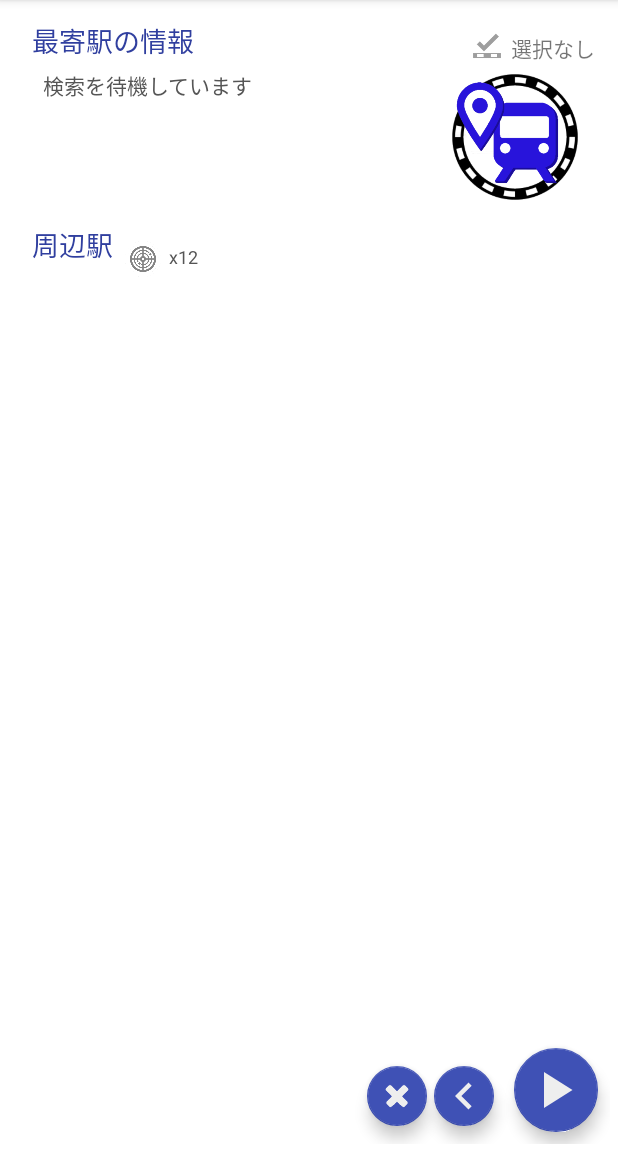
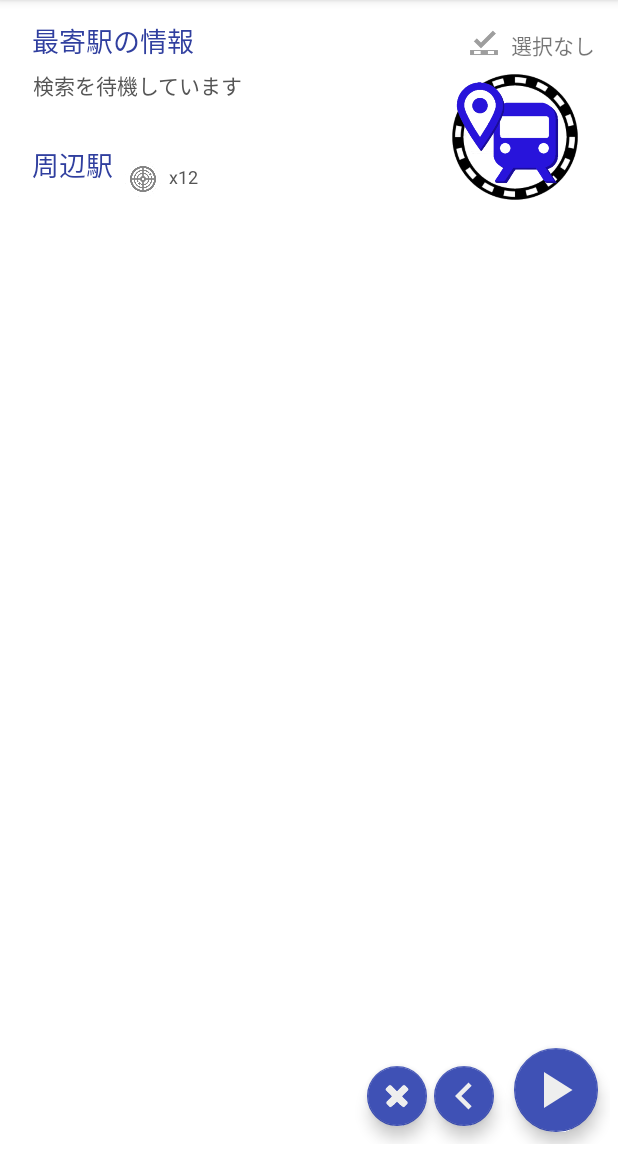
Before and after one commit to Seo-4d696b75/checkhelper, an Android app: the screen it shows after launch (MainActivity), on a phone screen of 412 x 824 dp, the part 84-1236 px from its top. Run offline under Robolectric (Android 15) with nearby library versions, the phone set to English and light mode, and no system bars; our stand-ins replace Dagger/Hilt's generated code, Room's generated code, data binding; libraries missing offline, so code that uses them is left out: com.jakewharton.retrofit2, jp.seo.android; plain views replace ExpandableTextView, HorizontalListView; 19 statements that could not run were skipped.

Commit message:
修正：Top Layout

```diff
--- a/app/src/main/res/layout/fragment_top.xml
+++ b/app/src/main/res/layout/fragment_top.xml
@@ -1,7 +1,8 @@
 <?xml version="1.0" encoding="utf-8"?>
 <layout xmlns:android="http://schemas.android.com/apk/res/android"
     xmlns:app="http://schemas.android.com/apk/res-auto"
-    xmlns:custom="http://schemas.android.com/apk/res-auto">
+    xmlns:custom="http://schemas.android.com/apk/res-auto"
+    xmlns:tools="http://schemas.android.com/tools">
 
     <data>
 
@@ -14,60 +15,47 @@
             type="jp.seo.station.ekisagasu.ui.top.TopViewModel" />
     </data>
 
-    <RelativeLayout
-        android:layout_width="match_parent"
-        android:layout_height="match_parent">
-
-        <LinearLayout
+    <androidx.constraintlayout.widget.ConstraintLayout
         android:layout_width="match_parent"
         android:layout_height="match_parent"
-            android:orientation="vertical"
+        android:clipChildren="false"
+        android:clipToPadding="false"
         android:padding="8dp">
 
-            <RelativeLayout
-                android:layout_width="match_parent"
-                android:layout_height="wrap_content">
-
-
-                <LinearLayout
-                    android:layout_width="match_parent"
-                    android:layout_height="wrap_content"
-                    android:layout_marginEnd="105dp"
-                    android:orientation="vertical">
-
         <TextView
+            android:id="@+id/text_title_station"
             android:layout_width="wrap_content"
             android:layout_height="wrap_content"
             android:paddingStart="8dp"
             android:paddingEnd="0dp"
             android:text="@string/title_nearest_station"
             android:textColor="@color/colorPrimaryDark"
-                        android:textSize="18sp" />
-
-                    <FrameLayout
-                        android:layout_width="match_parent"
-                        android:layout_height="wrap_content">
+            android:textSize="18sp"
+            app:layout_constraintStart_toStartOf="parent"
+            app:layout_constraintTop_toTopOf="parent" />
 
         <TextView
             android:id="@+id/text_wait_message"
             android:layout_width="match_parent"
-
             android:layout_height="wrap_content"
-                            android:layout_marginStart="10dp"
+            android:layout_marginStart="3dp"
             android:padding="5dp"
             android:text="@string/main_message_wait_search"
             android:textColor="@color/colorText"
-                            android:visibility="@{viewModel.state == SearchState.STOPPED ? View.VISIBLE : View.GONE}" />
+            android:visibility="@{viewModel.state == SearchState.STOPPED ? View.VISIBLE : View.GONE}"
+            app:layout_constraintStart_toStartOf="parent"
+            app:layout_constraintTop_toBottomOf="@id/text_title_station" />
 
         <LinearLayout
             android:id="@+id/container_starting_search_message"
             android:layout_width="wrap_content"
-
             android:layout_height="wrap_content"
             android:layout_margin="10dp"
             android:gravity="center_vertical"
             android:orientation="horizontal"
-                            android:visibility="@{viewModel.state == SearchState.STARTING ? View.VISIBLE : View.GONE}">
+            android:visibility="@{viewModel.state == SearchState.STARTING ? View.VISIBLE : View.GONE}"
+            app:layout_constraintStart_toStartOf="parent"
+            app:layout_constraintTop_toBottomOf="@id/text_title_station">
 
             <ProgressBar
                 style="?android:attr/progressBarStyle"
@@ -84,10 +72,14 @@
 
         <GridLayout
             android:id="@+id/container_station"
-                            android:layout_width="match_parent"
+            android:layout_width="0dp"
             android:layout_height="wrap_content"
+            android:layout_marginEnd="5dp"
             android:columnCount="3"
-                            android:visibility="@{viewModel.state == SearchState.RUNNING ? View.VISIBLE : View.INVISIBLE}">
+            android:visibility="@{viewModel.state == SearchState.RUNNING ? View.VISIBLE : View.INVISIBLE}"
+            app:layout_constraintEnd_toStartOf="@id/animation_view"
+            app:layout_constraintStart_toStartOf="parent"
+            app:layout_constraintTop_toBottomOf="@id/text_title_station">
 
             <jp.seo.station.ekisagasu.ui.common.StationNameView
                 android:id="@+id/station_name_main"
@@ -115,7 +107,8 @@
                 android:layout_height="wrap_content"
                 android:layout_marginStart="6dp"
                 android:textColor="@color/colorText"
-                                app:stationDistance="@{viewModel.nearestStation}" />
+                app:stationDistance="@{viewModel.nearestStation}"
+                tools:text="108m" />
 
             <TextView
                 android:id="@+id/text_station_prefecture"
@@ -123,7 +116,8 @@
                 android:layout_height="wrap_content"
                 android:layout_marginStart="10dp"
                 android:text="@{viewModel.nearestStationPrefecture}"
-                                android:textColor="@color/colorText" />
+                android:textColor="@color/colorText"
+                tools:text="東京都" />
 
 
             <ImageView
@@ -140,82 +134,68 @@
                 android:paddingEnd="0dp" />
 
         </GridLayout>
-                    </FrameLayout>
-
-                </LinearLayout>
-
-
-                <LinearLayout
-                    android:layout_width="wrap_content"
-                    android:layout_height="wrap_content"
-                    android:layout_alignParentEnd="true"
-                    android:layout_marginTop="6dp"
-                    android:orientation="horizontal"
-                    android:padding="2dp">
-
-                    <ImageView
-                        android:layout_width="20dp"
-                        android:layout_height="20dp"
-                        android:src="@drawable/ic_line_select" />
-
 
         <jp.seo.android.widget.ExpandableTextView
             android:id="@+id/text_selected_line"
             android:layout_width="wrap_content"
             android:layout_height="wrap_content"
-                        android:paddingStart="6dp"
-                        android:paddingEnd="0dp"
+            android:layout_marginTop="6dp"
+            android:layout_marginEnd="2dp"
+            app:layout_constraintEnd_toEndOf="parent"
+            app:layout_constraintTop_toTopOf="parent"
             app:selectedLineName="@{viewModel.selectedLine}"
-                        custom:maxWidth="100dp" />
-                </LinearLayout>
+            custom:maxWidth="100dp"
+            tools:text="東海道線" />
+
+        <ImageView
+            android:layout_width="20dp"
+            android:layout_height="20dp"
+            android:layout_marginTop="6dp"
+            android:layout_marginEnd="8dp"
+            android:src="@drawable/ic_line_select"
+            app:layout_constraintEnd_toStartOf="@id/text_selected_line"
+            app:layout_constraintTop_toTopOf="parent" />
 
         <jp.seo.station.ekisagasu.ui.top.AnimationView
             android:id="@+id/animation_view"
             android:layout_width="100dp"
             android:layout_height="100dp"
-                    android:layout_alignParentEnd="true"
             android:layout_marginTop="28dp"
             android:layout_marginEnd="5dp"
+            app:layout_constraintEnd_toEndOf="parent"
+            app:layout_constraintTop_toTopOf="parent"
             app:running="@{viewModel.isRunning}" />
-
-            </RelativeLayout>
 
         <androidx.fragment.app.FragmentContainerView
             android:id="@+id/sub_nav_host"
             android:name="androidx.navigation.fragment.NavHostFragment"
-                android:layout_width="match_parent"
-                android:layout_height="match_parent"
+            android:layout_width="0dp"
+            android:layout_height="0dp"
             android:layout_marginBottom="40dp"
             app:defaultNavHost="true"
+            app:layout_constraintBottom_toBottomOf="parent"
+            app:layout_constraintEnd_toEndOf="parent"
+            app:layout_constraintStart_toStartOf="parent"
+            app:layout_constraintTop_toBottomOf="@id/container_station"
             app:navGraph="@navigation/sub_navigation">
-
 
         </androidx.fragment.app.FragmentContainerView>
 
-        </LinearLayout>
-
         <View
             android:id="@+id/float_button_screen"
-            android:layout_width="match_parent"
-            android:layout_height="match_parent"
+            android:layout_width="wrap_content"
+            android:layout_height="wrap_content"
             android:background="@color/menuBack"
-            android:visibility="gone" />
-
-        <RelativeLayout
-            android:id="@+id/fab_container"
-            android:layout_width="match_parent"
-            android:layout_height="match_parent"
-            android:layout_alignParentBottom="true"
-            android:clipChildren="false"
-            android:clipToPadding="false"
-            android:padding="8dp">
+            android:visibility="gone"
+            app:layout_constraintBottom_toBottomOf="parent"
+            app:layout_constraintEnd_toEndOf="parent"
+            app:layout_constraintStart_toStartOf="parent"
+            app:layout_constraintTop_toTopOf="parent" />
 
         <com.google.android.material.floatingactionbutton.FloatingActionButton
             android:id="@+id/fab_map"
             android:layout_width="wrap_content"
             android:layout_height="wrap_content"
-                android:layout_alignParentEnd="true"
-                android:layout_alignParentBottom="true"
             android:layout_marginEnd="0dp"
             android:layout_marginBottom="15dp"
             android:onClick="@{() -> viewModel.showMap()}"
@@ -223,14 +203,14 @@
             android:visibility="invisible"
             app:backgroundTint="@color/colorPrimary"
             app:fabSize="mini"
+            app:layout_constraintBottom_toBottomOf="parent"
+            app:layout_constraintEnd_toEndOf="parent"
             app:tint="@color/white" />
 
         <com.google.android.material.floatingactionbutton.FloatingActionButton
             android:id="@+id/fab_fix_timer"
             android:layout_width="wrap_content"
             android:layout_height="wrap_content"
-                android:layout_alignParentEnd="true"
-                android:layout_alignParentBottom="true"
             android:layout_marginEnd="15dp"
             android:layout_marginBottom="15dp"
             android:onClick="@{() -> viewModel.fixTimer()}"
@@ -238,6 +218,8 @@
             android:visibility="invisible"
             app:backgroundTint="@color/colorPrimary"
             app:fabSize="mini"
+            app:layout_constraintBottom_toBottomOf="parent"
+            app:layout_constraintEnd_toEndOf="parent"
             app:tint="@color/white" />
 
 
@@ -245,8 +227,6 @@
             android:id="@+id/fab_timer"
             android:layout_width="wrap_content"
             android:layout_height="wrap_content"
-                android:layout_alignParentEnd="true"
-                android:layout_alignParentBottom="true"
             android:layout_marginEnd="15dp"
             android:layout_marginBottom="15dp"
             android:onClick="@{() -> viewModel.startTimer()}"
@@ -254,80 +234,79 @@
             android:visibility="invisible"
             app:backgroundTint="@color/colorPrimary"
             app:fabSize="mini"
+            app:layout_constraintBottom_toBottomOf="parent"
+            app:layout_constraintEnd_toEndOf="parent"
             app:tint="@color/white" />
 
         <com.google.android.material.floatingactionbutton.FloatingActionButton
             android:id="@+id/fab_predict"
             android:layout_width="wrap_content"
             android:layout_height="wrap_content"
-                android:layout_alignParentEnd="true"
-                android:layout_alignParentBottom="true"
             android:layout_marginEnd="15dp"
             android:onClick="@{() -> viewModel.startNavigation()}"
             android:src="@drawable/line_position"
             android:visibility="invisible"
             app:backgroundTint="@color/colorPrimary"
             app:fabSize="mini"
+            app:layout_constraintBottom_toBottomOf="parent"
+            app:layout_constraintEnd_toEndOf="parent"
             app:tint="@color/white" />
 
         <com.google.android.material.floatingactionbutton.FloatingActionButton
             android:id="@+id/fab_select_line"
             android:layout_width="wrap_content"
             android:layout_height="wrap_content"
-                android:layout_alignParentEnd="true"
-                android:layout_alignParentBottom="true"
             android:layout_marginEnd="15dp"
             android:onClick="@{() -> viewModel.selectCurrentLine()}"
             android:src="@drawable/ic_line_selects"
             android:visibility="invisible"
             app:backgroundTint="@color/colorPrimary"
             app:fabSize="mini"
+            app:layout_constraintBottom_toBottomOf="parent"
+            app:layout_constraintEnd_toEndOf="parent"
             app:tint="@color/white" />
 
         <com.google.android.material.floatingactionbutton.FloatingActionButton
             android:id="@+id/fab_more"
             android:layout_width="wrap_content"
             android:layout_height="wrap_content"
-                android:layout_alignParentEnd="true"
-                android:layout_alignParentBottom="true"
             android:layout_marginEnd="65dp"
             android:layout_marginBottom="0dp"
             android:onClick="@{() -> viewModel.openMenu()}"
             android:src="@drawable/ic_expand"
             app:backgroundTint="@color/colorPrimary"
             app:fabSize="mini"
+            app:layout_constraintBottom_toBottomOf="parent"
+            app:layout_constraintEnd_toEndOf="parent"
             app:tint="@color/white" />
 
         <com.google.android.material.floatingactionbutton.FloatingActionButton
             android:id="@+id/fab_exit"
             android:layout_width="wrap_content"
             android:layout_height="wrap_content"
-                android:layout_alignParentEnd="true"
-                android:layout_alignParentBottom="true"
             android:layout_marginEnd="110dp"
             android:layout_marginBottom="0dp"
             android:onClick="@{() -> viewModel.finishApp()}"
             android:src="@drawable/ic_deletes"
             app:backgroundTint="@color/colorPrimary"
             app:fabSize="mini"
+            app:layout_constraintBottom_toBottomOf="parent"
+            app:layout_constraintEnd_toEndOf="parent"
             app:tint="@color/white" />
 
         <com.google.android.material.floatingactionbutton.FloatingActionButton
             android:id="@+id/fab_start"
             android:layout_width="wrap_content"
             android:layout_height="wrap_content"
-                android:layout_alignParentEnd="true"
-                android:layout_alignParentBottom="true"
             android:onClick="@{() -> viewModel.onSearchStateChanged()}"
             android:src="@drawable/ic_play"
             app:backgroundTint="@color/colorPrimary"
             app:fabSize="normal"
+            app:layout_constraintBottom_toBottomOf="parent"
+            app:layout_constraintEnd_toEndOf="parent"
             app:searchRunning="@{viewModel.isRunning}"
             app:tint="@color/white" />
 
+    </androidx.constraintlayout.widget.ConstraintLayout>
 
-        </RelativeLayout>
-
-
-    </RelativeLayout>
 </layout>
```
Lines whose indentation alone changed are shown as unchanged.
